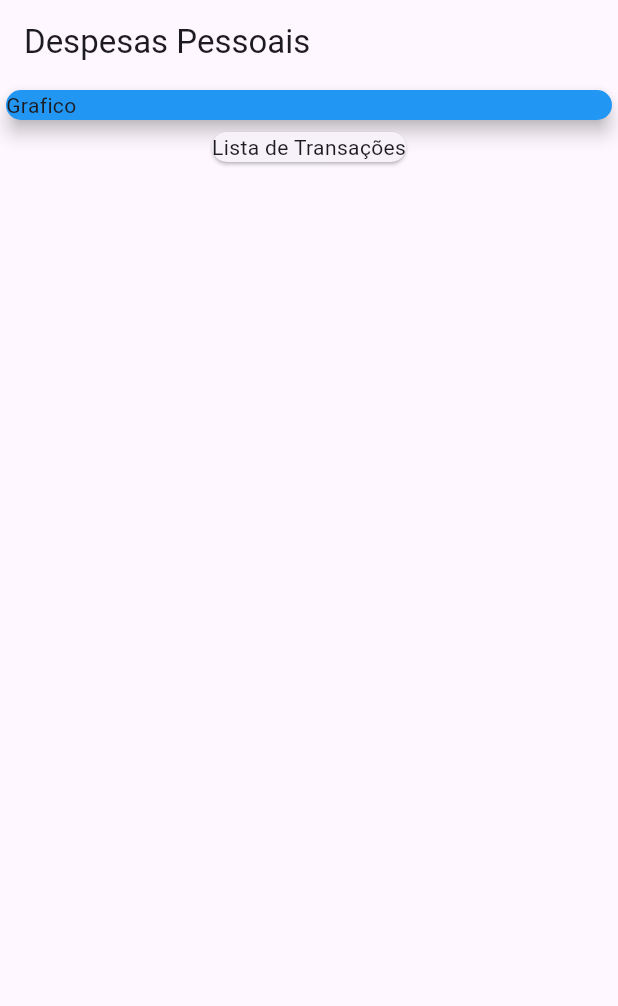
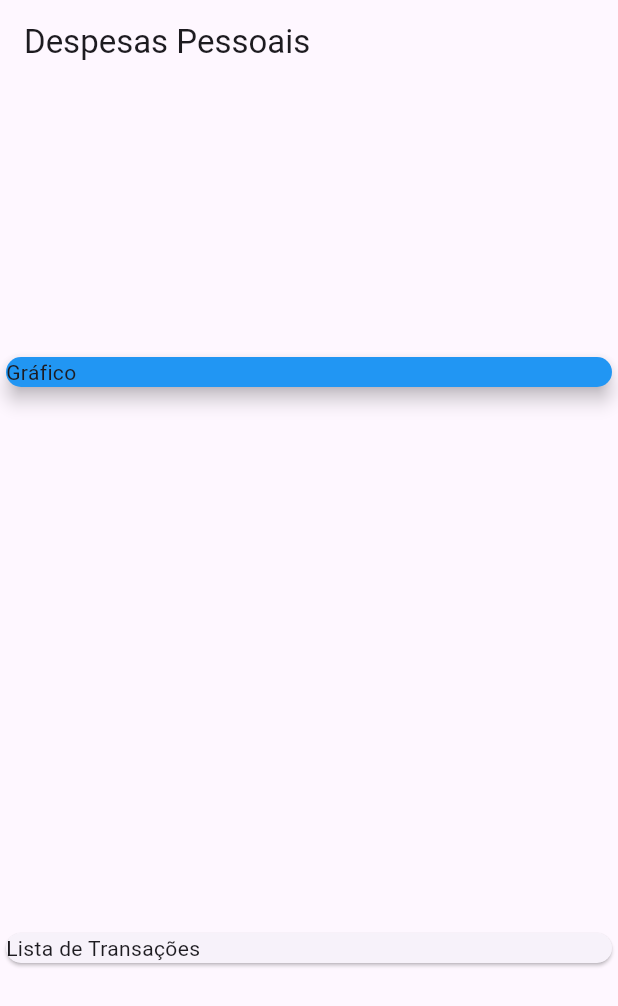
Before and after one commit to victoricoma/ddm_flutter_a, a Flutter app: the screen it shows after launch, on a phone screen of 412 x 824 dp. Shown: the top 1006 px of the screen. Run offline on Flutter 3.47's test engine with Material 3 defaults, Android fonts, the phone set to English and light mode, and no system bars.

Commit message:
Aula0815 - Ajustes de Modelo

```diff
--- a/expenses/lib/main.dart
+++ b/expenses/lib/main.dart
@@ -1,9 +1,6 @@
 import 'package:flutter/material.dart';
-import 'models/transaction.dart';
 
-void main() {
-  runApp(const ExpensesApp());
-}
+main() => runApp(const ExpensesApp());
 
 class ExpensesApp extends StatelessWidget {
   const ExpensesApp({Key? key}) : super(key: key);
@@ -15,22 +12,7 @@ class ExpensesApp extends StatelessWidget {
 }
 
 class MyHomePage extends StatelessWidget {
-  MyHomePage({Key? key}) : super(key: key);
-
-  final transaction = [
-    Transaction(
-      id: 't1',
-      title: 'Novo Tênis de Corrida',
-      value: 310.76,
-      date: DateTime.now(),
-    ),
-    Transaction(
-      id: 't2',
-      title: 'Conta de Luz',
-      value: 211.30,
-      date: DateTime.now(),
-    ),
-  ];
+  const MyHomePage({Key? key}) : super(key: key);
 
   @override
   Widget build(BuildContext context) {
@@ -39,12 +21,13 @@ class MyHomePage extends StatelessWidget {
         title: const Text('Despesas Pessoais'),
       ),
       body: Column(
+        mainAxisAlignment: MainAxisAlignment.spaceAround,
+        crossAxisAlignment: CrossAxisAlignment.stretch,
         children: const [
           SizedBox(
-            width: double.infinity,
             child: Card(
               color: Colors.blue,
-              child: Text('Grafico'),
+              child: Text('Gráfico'),
               elevation: 5,
             ),
           ),
```
Also changed, not shown: 1 other file.
